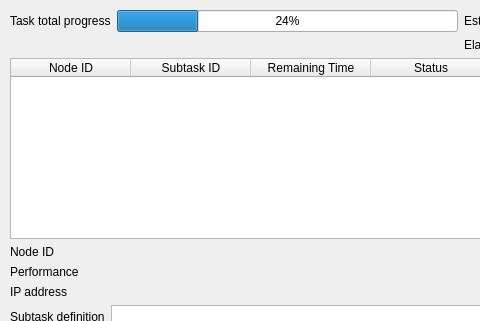
Above: examples/gnr/ui/TaskDetailsDialog.ui from golemfactory/clay before the change; both pictures show x 0 to 480 and y 0 to 321 of the 633 by 530 pixel window. Below: the same form after it.
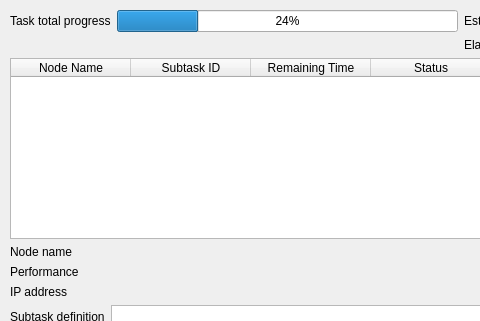
That is the form after the change.

```diff
--- a/examples/gnr/ui/TaskDetailsDialog.ui
+++ b/examples/gnr/ui/TaskDetailsDialog.ui
@@ -142,7 +142,7 @@
       </attribute>
       <column>
        <property name="text">
-        <string>Node ID</string>
+        <string>Node Name</string>
        </property>
       </column>
       <column>
@@ -175,7 +175,7 @@
       <item row="0" column="0">
        <widget class="QLabel" name="label_6">
         <property name="text">
-         <string>Node ID</string>
+         <string>Node name</string>
         </property>
        </widget>
       </item>
```
Left out of the diff: 2 changed lines with no effect on the pictures.
